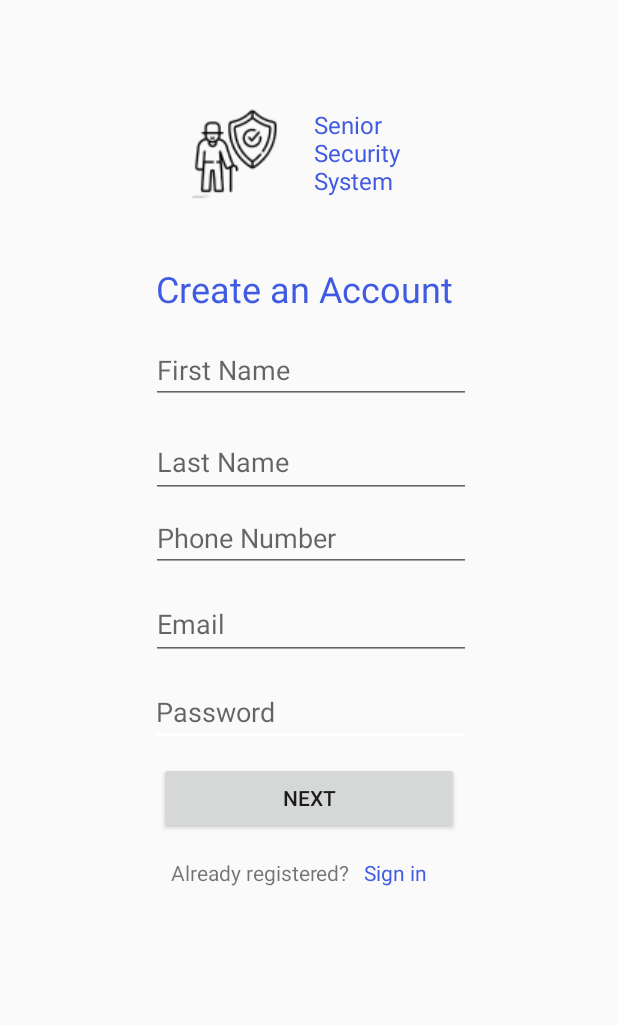
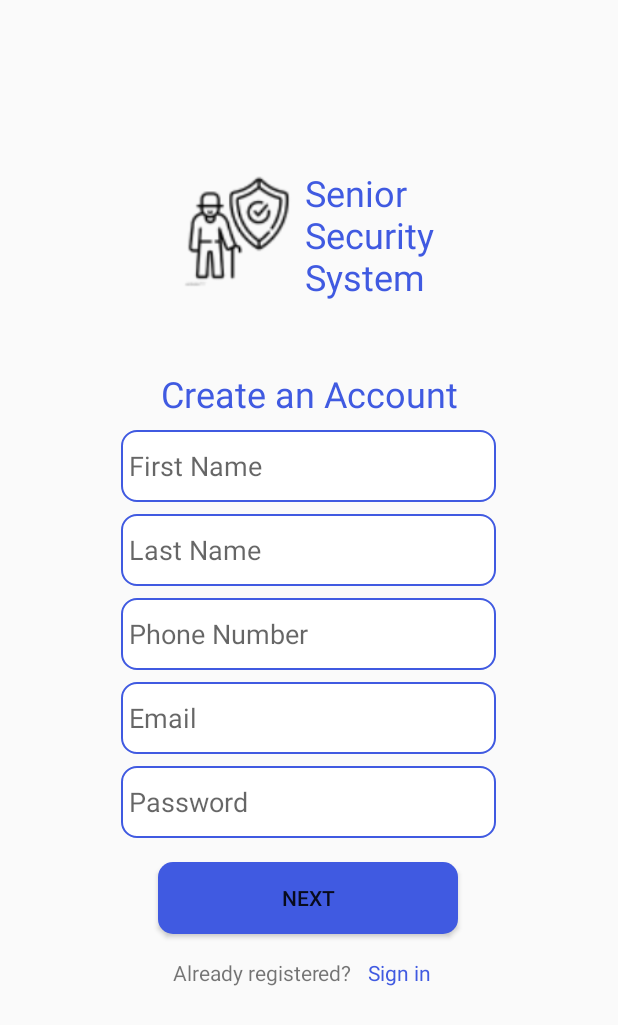
Before and after one commit to olaalnajjar/GradProject, an Android app: the RegisterActivity screen opened directly, with no data from a screen before it, on a phone screen of 412 x 824 dp. Shown: the top 1025 px of the screen. Run offline under Robolectric (Android 15) with nearby library versions, the phone set to English and light mode, and no system bars.

Commit message:
button and textfield changes

```diff
--- /dev/null
+++ b/app/src/main/res/drawable/button.xml
@@ -0,0 +1,5 @@
+<?xml version="1.0" encoding="utf-8"?>
+<shape xmlns:android="http://schemas.android.com/apk/res/android">
+<solid android:color="@color/text"/>
+<corners android:radius="10dp"/>
+</shape>
--- /dev/null
+++ b/app/src/main/res/drawable/edit.xml
@@ -0,0 +1,7 @@
+<?xml version="1.0" encoding="utf-8"?>
+<shape xmlns:android="http://schemas.android.com/apk/res/android">
+    <solid android:color="@color/white"/>
+    <stroke android:color="@color/text"/>
+    <stroke android:width="1dp"/>
+    <corners android:radius="10dp"></corners>
+</shape>
--- a/app/src/main/res/layout/activity_login.xml
+++ b/app/src/main/res/layout/activity_login.xml
@@ -58,13 +58,15 @@
 
     <EditText
         android:id="@+id/editTextTextEmailAddress"
-        android:layout_width="wrap_content"
-        android:layout_height="wrap_content"
+        android:layout_width="250dp"
+        android:layout_height="60dp"
         android:layout_marginTop="288dp"
+        android:background="@drawable/edit"
         android:ems="10"
         android:hint="@string/prompt_email"
         android:inputType="textEmailAddress"
         android:minHeight="48dp"
+        android:padding="20dp"
         app:layout_constraintEnd_toEndOf="parent"
         app:layout_constraintHorizontal_bias="0.497"
         app:layout_constraintStart_toStartOf="parent"
@@ -72,13 +74,15 @@
 
     <EditText
         android:id="@+id/editTextTextPassword"
-        android:layout_width="wrap_content"
-        android:layout_height="wrap_content"
+        android:layout_width="250dp"
+        android:layout_height="60dp"
         android:layout_marginTop="364dp"
+        android:background="@drawable/edit"
         android:ems="10"
         android:hint="@string/prompt_password"
         android:inputType="textPassword"
         android:minHeight="48dp"
+        android:padding="20dp"
         app:layout_constraintEnd_toEndOf="parent"
         app:layout_constraintHorizontal_bias="0.497"
         app:layout_constraintStart_toStartOf="parent"
@@ -99,7 +103,7 @@
         android:id="@+id/redirectRegister"
         android:layout_width="wrap_content"
         android:layout_height="wrap_content"
-        android:layout_marginTop="32dp"
+        android:layout_marginTop="20dp"
         android:text="@string/register"
         android:textColor="@color/text"
         app:layout_constraintEnd_toEndOf="parent"
@@ -109,10 +113,12 @@
 
     <Button
         android:id="@+id/loginBtn"
-        android:layout_width="wrap_content"
+        android:layout_width="150dp"
         android:layout_height="wrap_content"
         android:layout_marginTop="36dp"
+        android:background="@drawable/button"
         android:text="@string/action_sign_in_short"
+
         app:layout_constraintEnd_toEndOf="parent"
         app:layout_constraintHorizontal_bias="0.498"
         app:layout_constraintStart_toStartOf="parent"
--- a/app/src/main/res/layout/activity_register.xml
+++ b/app/src/main/res/layout/activity_register.xml
@@ -10,139 +10,151 @@
 
     <EditText
         android:id="@+id/editTextTextPassword"
-        android:layout_width="wrap_content"
+        android:layout_width="250dp"
         android:layout_height="wrap_content"
-        android:layout_marginTop="452dp"
+        android:layout_marginTop="8dp"
+        android:background="@drawable/edit"
         android:ems="10"
         android:hint="@string/prompt_password"
         android:inputType="textPassword"
+        android:minHeight="48dp"
+        android:padding="5dp"
         app:layout_constraintEnd_toEndOf="parent"
-        app:layout_constraintHorizontal_bias="0.502"
+        app:layout_constraintHorizontal_bias="0.496"
         app:layout_constraintStart_toStartOf="parent"
-        app:layout_constraintTop_toTopOf="parent" />
+        app:layout_constraintTop_toBottomOf="@+id/editTextTextEmailAddress" />
 
     <TextView
         android:id="@+id/LoginRedirect"
         android:layout_width="wrap_content"
         android:layout_height="wrap_content"
-        android:layout_marginTop="572dp"
+        android:layout_marginTop="16dp"
         android:text="@string/already"
         app:layout_constraintEnd_toEndOf="parent"
-        app:layout_constraintHorizontal_bias="0.389"
+        app:layout_constraintHorizontal_bias="0.393"
         app:layout_constraintStart_toStartOf="parent"
-        app:layout_constraintTop_toTopOf="parent" />
+        app:layout_constraintTop_toBottomOf="@+id/RegisterBtn" />
 
     <TextView
         android:id="@+id/RedirectSignin"
         android:layout_width="wrap_content"
         android:layout_height="wrap_content"
-        android:layout_marginTop="572dp"
+        android:layout_marginTop="16dp"
         android:text="@string/action_sign_in_short"
         android:textColor="@color/text"
         app:layout_constraintEnd_toEndOf="parent"
-        app:layout_constraintHorizontal_bias="0.655"
+        app:layout_constraintHorizontal_bias="0.663"
         app:layout_constraintStart_toStartOf="parent"
-        app:layout_constraintTop_toTopOf="parent" />
+        app:layout_constraintTop_toBottomOf="@+id/RegisterBtn" />
 
     <EditText
         android:id="@+id/editTextPhone"
-        android:layout_width="wrap_content"
+        android:layout_width="250dp"
         android:layout_height="wrap_content"
-        android:layout_marginTop="336dp"
+        android:layout_marginTop="8dp"
+        android:background="@drawable/edit"
         android:ems="10"
         android:hint="Phone Number"
         android:inputType="phone"
+        android:minHeight="48dp"
+        android:padding="5dp"
         app:layout_constraintEnd_toEndOf="parent"
-        app:layout_constraintHorizontal_bias="0.507"
+        app:layout_constraintHorizontal_bias="0.497"
         app:layout_constraintStart_toStartOf="parent"
-        app:layout_constraintTop_toTopOf="parent" />
+        app:layout_constraintTop_toBottomOf="@+id/LastName" />
 
     <EditText
         android:id="@+id/FirstName"
-        android:layout_width="wrap_content"
+        android:layout_width="250dp"
         android:layout_height="wrap_content"
-        android:layout_marginTop="224dp"
+        android:layout_marginTop="8dp"
+        android:background="@drawable/edit"
         android:ems="10"
         android:hint="@string/f_name"
         android:inputType="textPersonName"
+        android:minHeight="48dp"
+        android:padding="5dp"
         app:layout_constraintEnd_toEndOf="parent"
-        app:layout_constraintHorizontal_bias="0.507"
+        app:layout_constraintHorizontal_bias="0.496"
         app:layout_constraintStart_toStartOf="parent"
-        app:layout_constraintTop_toTopOf="parent" />
+        app:layout_constraintTop_toBottomOf="@+id/textView3" />
 
     <EditText
         android:id="@+id/editTextTextEmailAddress"
-        android:layout_width="wrap_content"
+        android:layout_width="250dp"
         android:layout_height="wrap_content"
-        android:layout_marginTop="392dp"
+        android:layout_marginTop="8dp"
+        android:background="@drawable/edit"
         android:ems="10"
         android:hint="@string/prompt_email"
         android:inputType="textEmailAddress"
         android:minHeight="48dp"
+        android:padding="5dp"
         app:layout_constraintEnd_toEndOf="parent"
-        app:layout_constraintHorizontal_bias="0.507"
+        app:layout_constraintHorizontal_bias="0.497"
         app:layout_constraintStart_toStartOf="parent"
-        app:layout_constraintTop_toTopOf="parent" />
+        app:layout_constraintTop_toBottomOf="@+id/editTextPhone" />
 
     <EditText
-        android:id="@+id/editTextTextPersonName2"
-        android:layout_width="wrap_content"
+        android:id="@+id/LastName"
+        android:layout_width="250dp"
         android:layout_height="wrap_content"
-        android:layout_marginTop="284dp"
+        android:layout_marginTop="8dp"
+        android:background="@drawable/edit"
         android:ems="10"
         android:hint="@string/l_name"
         android:inputType="textPersonName"
         android:minHeight="48dp"
+        android:padding="5dp"
         app:layout_constraintEnd_toEndOf="parent"
-        app:layout_constraintHorizontal_bias="0.507"
+        app:layout_constraintHorizontal_bias="0.497"
         app:layout_constraintStart_toStartOf="parent"
-        app:layout_constraintTop_toTopOf="parent" />
+        app:layout_constraintTop_toBottomOf="@+id/FirstName" />
 
     <TextView
         android:id="@+id/textView3"
         android:layout_width="wrap_content"
         android:layout_height="wrap_content"
-        android:layout_marginTop="176dp"
+        android:layout_marginTop="36dp"
         android:text="Create an Account"
         android:textColor="@color/text"
         android:textSize="24sp"
         app:layout_constraintEnd_toEndOf="parent"
-        app:layout_constraintHorizontal_bias="0.485"
         app:layout_constraintStart_toStartOf="parent"
-        app:layout_constraintTop_toTopOf="parent" />
+        app:layout_constraintTop_toBottomOf="@+id/imageView3" />
 
     <Button
         android:id="@+id/RegisterBtn"
         android:layout_width="200dp"
         android:layout_height="wrap_content"
-        android:layout_marginTop="508dp"
+        android:layout_marginTop="16dp"
+        android:background="@drawable/button"
         android:text="@string/next"
         app:layout_constraintEnd_toEndOf="parent"
-        app:layout_constraintHorizontal_bias="0.501"
+        app:layout_constraintHorizontal_bias="0.497"
         app:layout_constraintStart_toStartOf="parent"
-        app:layout_constraintTop_toTopOf="parent" />
+        app:layout_constraintTop_toBottomOf="@+id/editTextTextPassword" />
 
     <TextView
         android:id="@+id/titleLogo"
         android:layout_width="wrap_content"
         android:layout_height="wrap_content"
-        android:layout_marginTop="72dp"
+        android:layout_marginTop="112dp"
         android:text="@string/in_app_name"
         android:textColor="@color/text"
-        android:textSize="16sp"
+        android:textSize="24sp"
         app:layout_constraintEnd_toEndOf="parent"
-        app:layout_constraintHorizontal_bias="0.597"
-        app:layout_constraintStart_toStartOf="parent"
+        app:layout_constraintHorizontal_bias="0.0"
+        app:layout_constraintStart_toEndOf="@+id/imageView3"
         app:layout_constraintTop_toTopOf="parent" />
 
     <ImageView
         android:id="@+id/imageView3"
-        android:layout_width="wrap_content"
-        android:layout_height="wrap_content"
-        android:layout_marginTop="72dp"
+        android:layout_width="87dp"
+        android:layout_height="98dp"
+        android:layout_marginStart="116dp"
+        android:layout_marginTop="112dp"
         android:contentDescription="TODO"
-        app:layout_constraintEnd_toEndOf="parent"
-        app:layout_constraintHorizontal_bias="0.358"
         app:layout_constraintStart_toStartOf="parent"
         app:layout_constraintTop_toTopOf="parent"
         app:srcCompat="@drawable/logo" />
```
